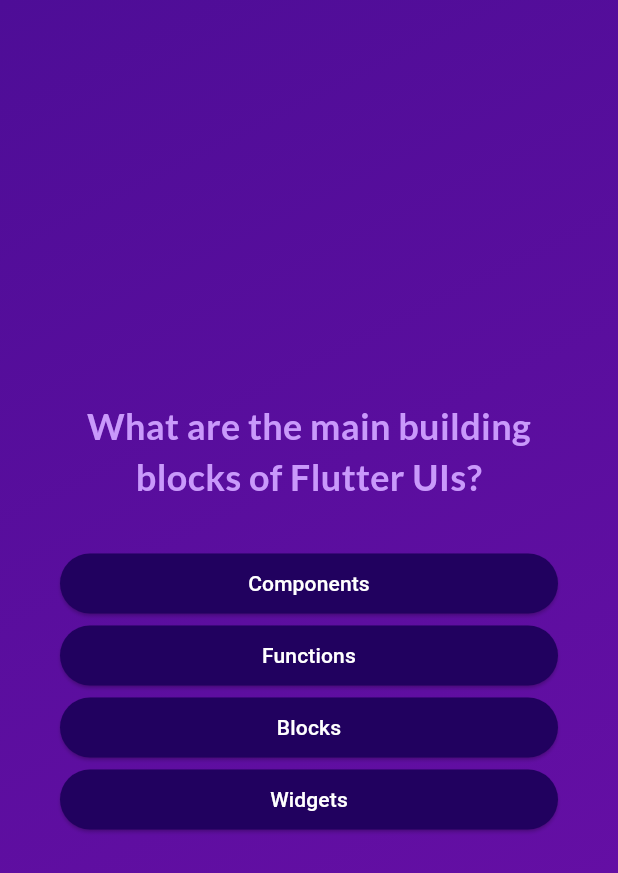
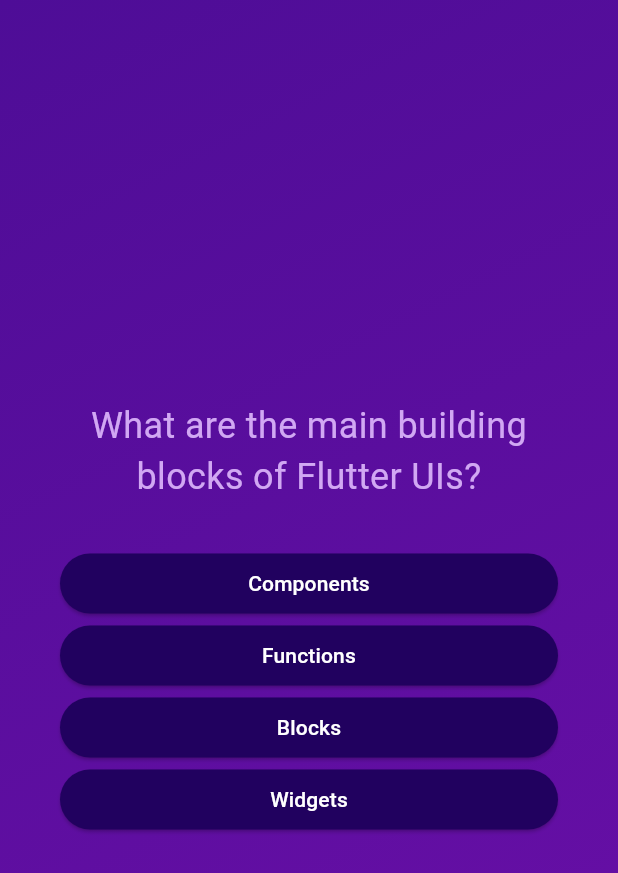
Before and after one commit to Awannous1/Flutter-Quiz, a Flutter app: the screen it shows after launch, after a tap on "Start Quiz", on a phone screen of 412 x 824 dp. Shown: the top 873 px of the screen. Run offline on Flutter 3.47's test engine with Material 3 defaults, Android fonts, the phone set to English and light mode, and no system bars.

Commit message:
with out googel font! &results screen

```diff
--- a/lib/questions_screen.dart
+++ b/lib/questions_screen.dart
@@ -1,5 +1,5 @@
 import 'package:flutter/material.dart';
-import 'package:google_fonts/google_fonts.dart';
+// import 'package:google_fonts/google_fonts.dart';
 
 import 'package:adv_basics/answer_button.dart';
 import 'package:adv_basics/data/questions.dart';
@@ -44,10 +44,14 @@ class _QuestionsScreenState extends State<QuestionsScreen> {
           children: [
             Text(
               currentQuestion.text,
-              style: GoogleFonts.lato(
-                color: const Color.fromARGB(255, 201, 153, 251),
+              // style: GoogleFonts.lato(
+              //   color: const Color.fromARGB(255, 201, 153, 251),
+              //   fontSize: 24,
+              //   fontWeight: FontWeight.bold,
+              // ),
+              style: const TextStyle(
+                color: Color.fromARGB(255, 209, 168, 243),
                 fontSize: 24,
-                fontWeight: FontWeight.bold,
               ),
               textAlign: TextAlign.center,
             ),
--- a/lib/quiz.dart
+++ b/lib/quiz.dart
@@ -2,6 +2,7 @@ import 'package:flutter/material.dart';
 
 import 'package:adv_basics/start_screen.dart';
 import 'package:adv_basics/questions_screen.dart';
+import 'package:adv_basics/data/questions.dart';
 
 class Quiz extends StatefulWidget {
   const Quiz({super.key});
@@ -13,7 +14,7 @@ class Quiz extends StatefulWidget {
 }
 
 class _QuizState extends State<Quiz> {
-  final List<String> selectedAnswers = [];
+  List<String> selectedAnswers = [];
   var activeScreen = 'start-screen';
 
   void switchScreen() {
@@ -24,6 +25,12 @@ class _QuizState extends State<Quiz> {
 
   void chooseAnswer(String answer) {
     selectedAnswers.add(answer);
+    if (selectedAnswers.length == questions.length) {
+      setState(() {
+        selectedAnswers = [];
+        activeScreen = 'start-screen';
+      });
+    }
   }
 
   @override
--- a/lib/start_screen.dart
+++ b/lib/start_screen.dart
@@ -1,5 +1,5 @@
 import 'package:flutter/material.dart';
-import 'package:google_fonts/google_fonts.dart';
+// import 'package:google_fonts/google_fonts.dart';
 
 class StartScreen extends StatelessWidget {
   const StartScreen(this.startQuiz, {super.key});
@@ -25,10 +25,14 @@ class StartScreen extends StatelessWidget {
           //   ),
           // ),
           const SizedBox(height: 80),
-          Text(
+          const Text(
             'Learn Flutter the fun way!',
-            style: GoogleFonts.lato(
-              color: const Color.fromARGB(255, 237, 223, 252),
+            // style: GoogleFonts.lato(
+            //   color: const Color.fromARGB(255, 237, 223, 252),
+            //   fontSize: 24,
+            // ),
+            style: TextStyle(
+              color: Color.fromARGB(255, 209, 168, 243),
               fontSize: 24,
             ),
           ),
--- a/pubspec.yaml
+++ b/pubspec.yaml
@@ -35,7 +35,7 @@ dependencies:
   # The following adds the Cupertino Icons font to your application.
   # Use with the CupertinoIcons class for iOS style icons.
   cupertino_icons: ^1.0.8
-  google_fonts: ^6.2.1
+  # google_fonts: ^6.2.1
 
 dev_dependencies:
   flutter_test:
```
Also changed, not shown: pubspec.lock, 1 other file.
